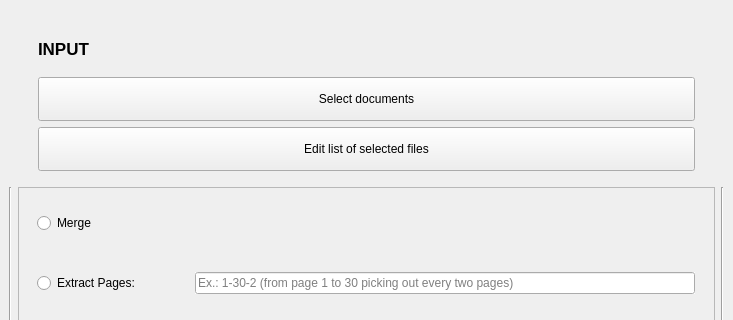
cbr9/PDF-Merger, file remake.ui: the form before one commit; both pictures show x 0 to 733 and y 0 to 320 of the 733 by 505 pixel window.
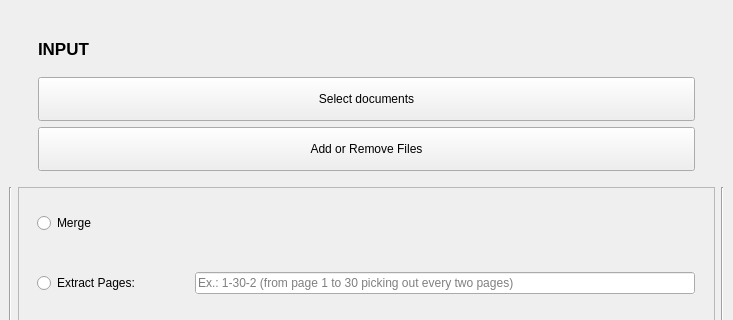
The form after the commit.

The edit to the form file:
```diff
--- a/remake.ui
+++ b/remake.ui
@@ -356,7 +356,7 @@
          </sizepolicy>
         </property>
         <property name="text">
-         <string>Edit list of selected files</string>
+         <string>Add or Remove Files</string>
         </property>
        </widget>
       </item>
```
